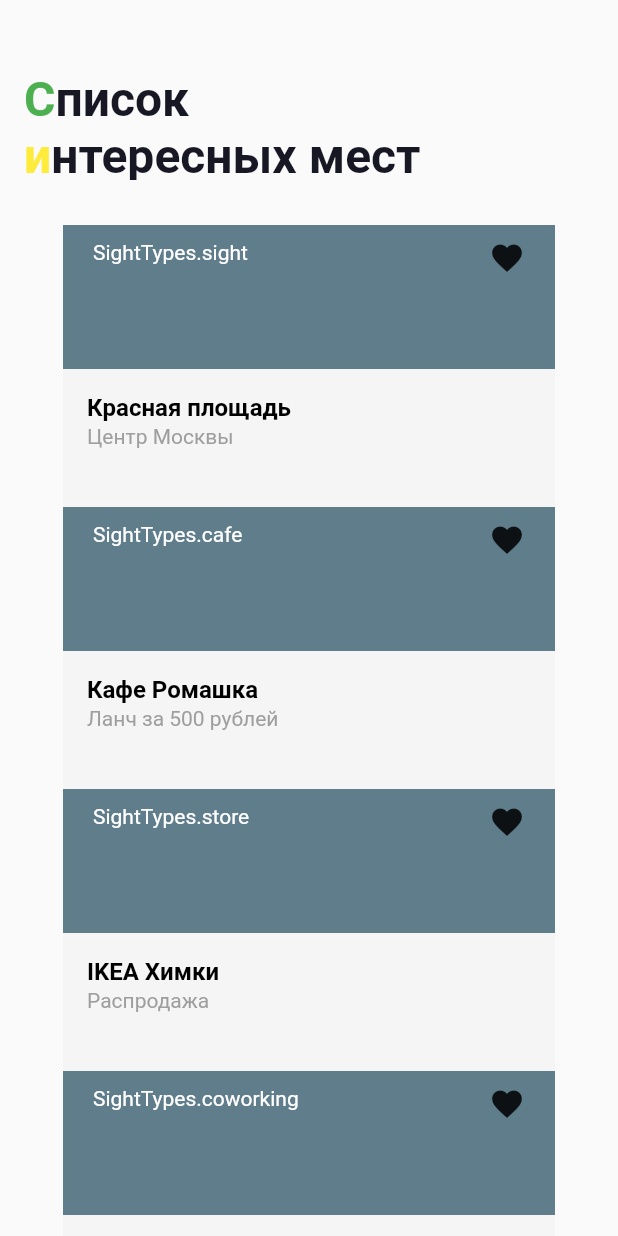
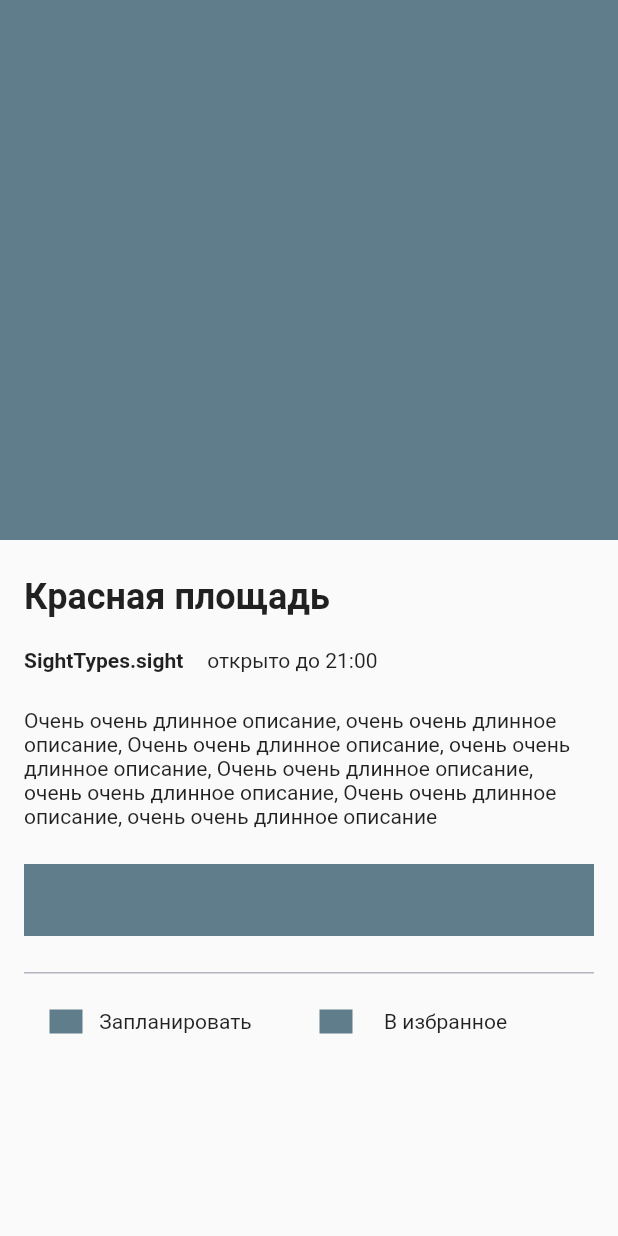
Before and after one commit to benone/surf-flutter-course-kirill, a Flutter app: the screen it shows after launch, on a phone screen of 412 x 824 dp. Run offline on Flutter 3.47's test engine with Material 2 defaults, Android fonts, the phone set to English and light mode, and no system bars; Roboto replaces fonts that are missing (RobotoMono-Regular).

Commit message:
sight details screen

```diff
--- a/lib/domain/sight.dart
+++ b/lib/domain/sight.dart
@@ -6,6 +6,7 @@ class Sight {
   double lon;
   String url;
   String details;
+  String longDetails;
   SightTypes type;
 
   Sight({
--- a/lib/main.dart
+++ b/lib/main.dart
@@ -1,5 +1,7 @@
 import 'package:flutter/material.dart';
+import 'package:places/ui/screen/sight_details.dart';
 import 'package:places/ui/screen/sight_list_screen.dart';
+import 'package:places/mocks.dart' as mocks;
 
 void main() {
   runApp(MyApp());
@@ -13,7 +15,10 @@ class MyApp extends StatelessWidget {
       theme: ThemeData(
         primarySwatch: Colors.blue,
       ),
-      home: SightListScreen(),
+      // home: SightListScreen(),
+      home: Scaffold(
+        body: SightDetails(sight: mocks.sights[0]),
+      ),
     );
   }
 }
--- /dev/null
+++ b/lib/ui/screen/sight_details.dart
@@ -0,0 +1,101 @@
+import 'package:flutter/material.dart';
+import 'package:places/domain/sight.dart';
+
+class SightDetails extends StatelessWidget {
+  final Sight sight;
+  SightDetails({this.sight});
+
+  @override
+  Widget build(BuildContext context) {
+    return Column(children: [
+      Container(
+        width: double.infinity,
+        height: 360,
+        color: Colors.blueGrey,
+      ),
+      Align(
+          alignment: Alignment.topLeft,
+          child: Padding(
+            padding: const EdgeInsets.only(left: 16, top: 24, right: 16),
+            child: Column(
+              crossAxisAlignment: CrossAxisAlignment.start,
+              children: [
+                Padding(
+                  padding: const EdgeInsets.only(bottom: 20),
+                  child: Text(
+                    sight.name,
+                    style: TextStyle(fontSize: 24, fontWeight: FontWeight.bold),
+                  ),
+                ),
+                Row(
+                  mainAxisAlignment: MainAxisAlignment.start,
+                  children: [
+                    Padding(
+                      padding: const EdgeInsets.only(right: 16.0),
+                      child: Text(this.sight.type.toString(),
+                          style: TextStyle(fontWeight: FontWeight.bold)),
+                    ),
+                    Text("открыто до 21:00"),
+                  ],
+                ),
+                Padding(
+                  child: Text(
+                      "Очень очень длинное описание, очень очень длинное описание, Очень очень длинное описание, очень очень длинное описание, Очень очень длинное описание, очень очень длинное описание, Очень очень длинное описание, очень очень длинное описание"),
+                  padding: const EdgeInsets.symmetric(vertical: 24.0),
+                ),
+                Container(height: 48, color: Colors.blueGrey),
+                Padding(
+                  child: Container(
+                    height: 1,
+                    color: Color.fromRGBO(124, 126, 146, 0.56),
+                  ),
+                  padding: EdgeInsets.symmetric(vertical: 24),
+                ),
+                Row(
+                  children: [
+                    Container(
+                      height: 16,
+                      width: 180,
+                      padding: EdgeInsets.symmetric(horizontal: 17),
+                      child: Row(
+                        children: [
+                          Container(
+                            width: 22,
+                            height: 19,
+                            color: Colors.blueGrey,
+                          ),
+                          Expanded(
+                              child: Text(
+                            "Запланировать",
+                            textAlign: TextAlign.center,
+                          ))
+                        ],
+                      ),
+                    ),
+                    Container(
+                      height: 16,
+                      width: 180,
+                      padding: EdgeInsets.symmetric(horizontal: 17),
+                      child: Row(
+                        children: [
+                          Container(
+                            width: 22,
+                            height: 19,
+                            color: Colors.blueGrey,
+                          ),
+                          Expanded(
+                              child: Text(
+                            "В избранное",
+                            textAlign: TextAlign.center,
+                          ))
+                        ],
+                      ),
+                    ),
+                  ],
+                )
+              ],
+            ),
+          ))
+    ]);
+  }
+}
```
